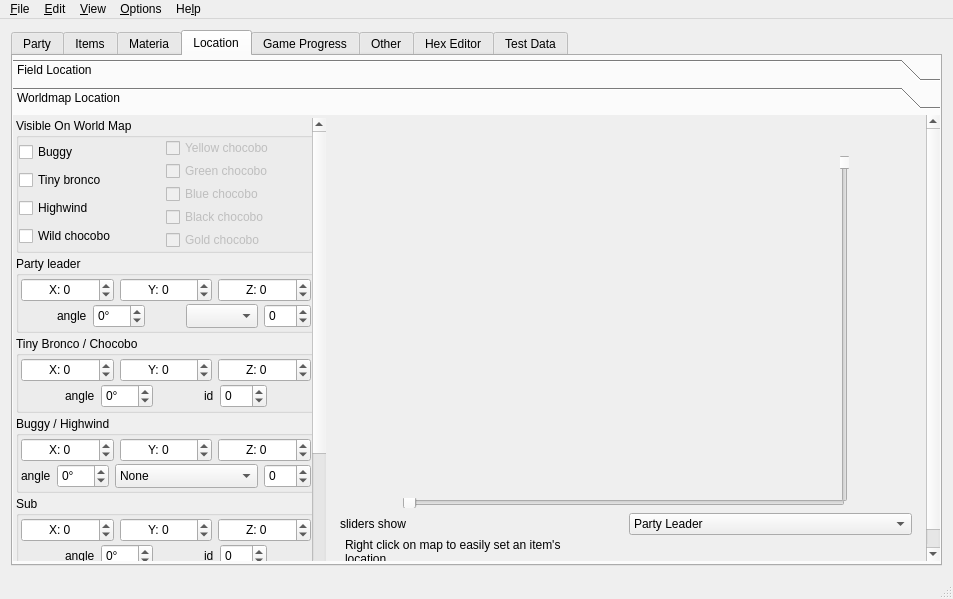
First picture: the form in mainwindow.ui, repository sithlord48/blackchocobo, before the edit.
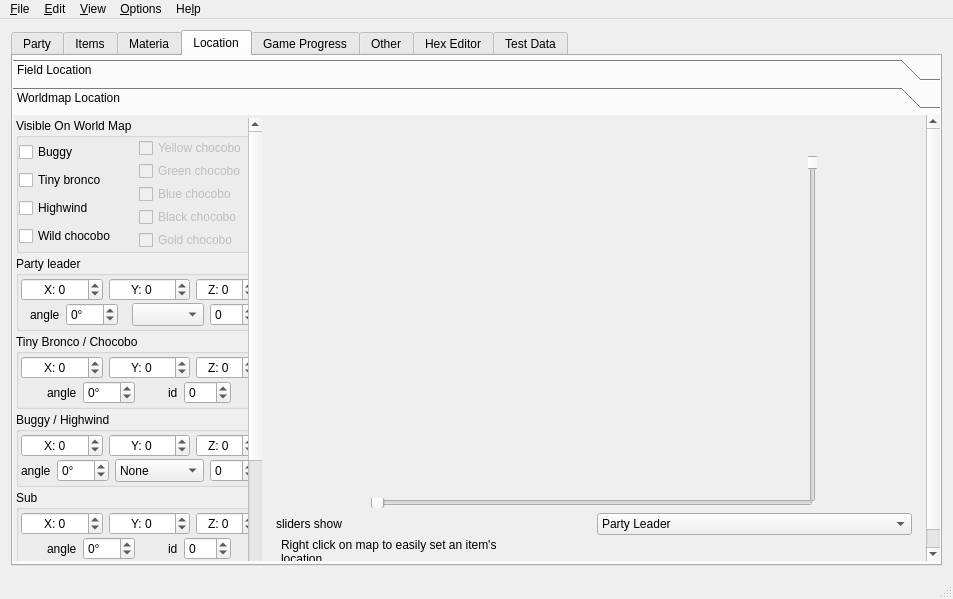
Second picture: the form after the edit. The open tabs and pages were chosen to show the change. Icons and pictures are not drawn.

Commit message: fix worldmap scaling

What changed in the file:
```diff
--- a/mainwindow.ui
+++ b/mainwindow.ui
@@ -1153,17 +1153,11 @@
             <item>
              <widget class="QScrollArea" name="scrollArea">
               <property name="sizePolicy">
-               <sizepolicy hsizetype="Preferred" vsizetype="Expanding">
+               <sizepolicy hsizetype="Preferred" vsizetype="Preferred">
                 <horstretch>0</horstretch>
                 <verstretch>0</verstretch>
                </sizepolicy>
               </property>
-              <property name="minimumSize">
-               <size>
-                <width>310</width>
-                <height>0</height>
-               </size>
-              </property>
               <property name="contextMenuPolicy">
                <enum>Qt::NoContextMenu</enum>
               </property>
@@ -1173,6 +1167,9 @@
               <property name="horizontalScrollBarPolicy">
                <enum>Qt::ScrollBarAlwaysOff</enum>
               </property>
+              <property name="widgetResizable">
+               <bool>true</bool>
+              </property>
               <widget class="QWidget" name="scrollAreaWidgetContents">
                <property name="geometry">
                 <rect>
@@ -1182,18 +1179,6 @@
                  <height>615</height>
                 </rect>
                </property>
-               <property name="sizePolicy">
-                <sizepolicy hsizetype="Preferred" vsizetype="Expanding">
-                 <horstretch>0</horstretch>
-                 <verstretch>0</verstretch>
-                </sizepolicy>
-               </property>
-               <property name="minimumSize">
-                <size>
-                 <width>300</width>
-                 <height>0</height>
-                </size>
-               </property>
                <layout class="QVBoxLayout" name="verticalLayout_91">
                 <property name="spacing">
                  <number>3</number>
@@ -1212,12 +1197,6 @@
                 </property>
                 <item>
                  <widget class="QGroupBox" name="groupBox_42">
-                  <property name="maximumSize">
-                   <size>
-                    <width>300</width>
-                    <height>16777215</height>
-                   </size>
-                  </property>
                   <property name="title">
                    <string>Visible On World Map</string>
                   </property>
@@ -1429,12 +1408,6 @@
                 </item>
                 <item>
                  <widget class="QGroupBox" name="leaderonworld_box">
-                  <property name="maximumSize">
-                   <size>
-                    <width>300</width>
-                    <height>16777215</height>
-                   </size>
-                  </property>
                   <property name="title">
                    <string>Party leader</string>
                   </property>
@@ -1620,12 +1593,6 @@
                 </item>
                 <item>
                  <widget class="QGroupBox" name="leaderonworld_box_4">
-                  <property name="maximumSize">
-                   <size>
-                    <width>300</width>
-                    <height>16777215</height>
-                   </size>
-                  </property>
                   <property name="title">
                    <string>Tiny Bronco / Chocobo</string>
                   </property>
@@ -1827,12 +1794,6 @@
                 </item>
                 <item>
                  <widget class="QGroupBox" name="leaderonworld_box_3">
-                  <property name="maximumSize">
-                   <size>
-                    <width>300</width>
-                    <height>16777215</height>
-                   </size>
-                  </property>
                   <property name="title">
                    <string>Buggy / Highwind</string>
                   </property>
@@ -2051,12 +2012,6 @@
                 </item>
                 <item>
                  <widget class="QGroupBox" name="leaderonworld_box_5">
-                  <property name="maximumSize">
-                   <size>
-                    <width>300</width>
-                    <height>16777215</height>
-                   </size>
-                  </property>
                   <property name="title">
                    <string>Sub</string>
                   </property>
```
Left out of the diff: 12 changed lines with no effect on the pictures.
